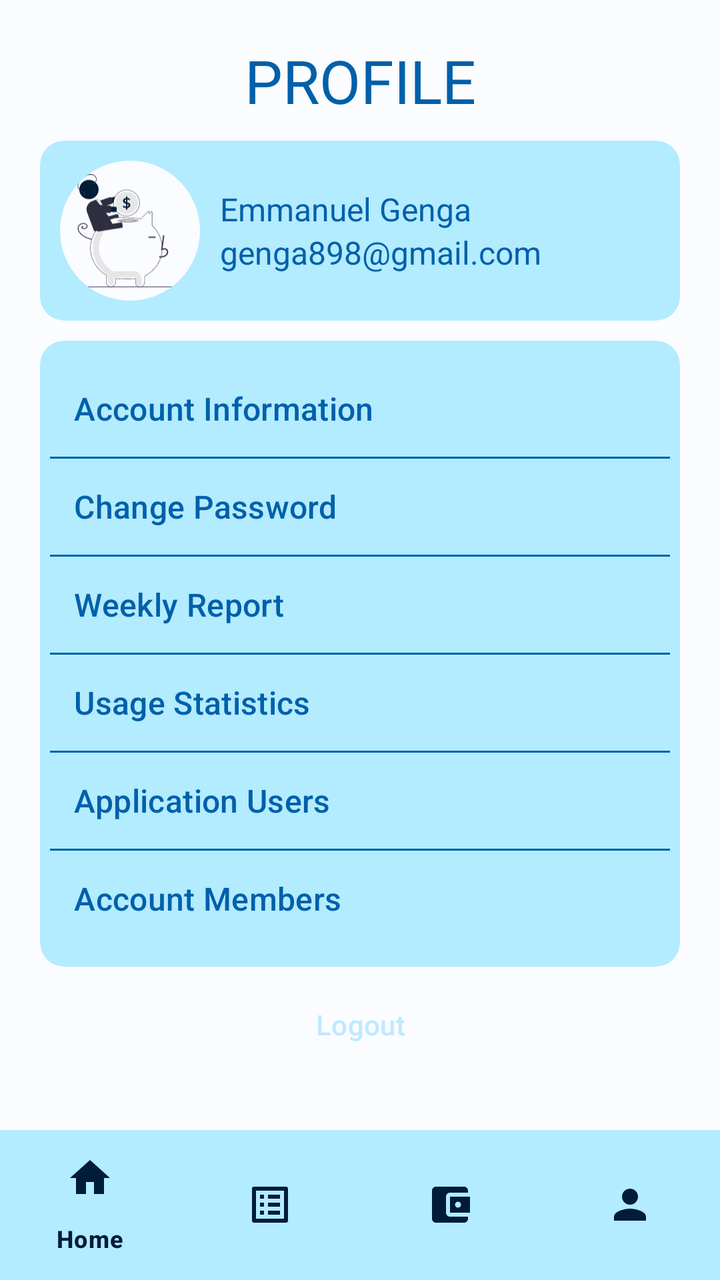
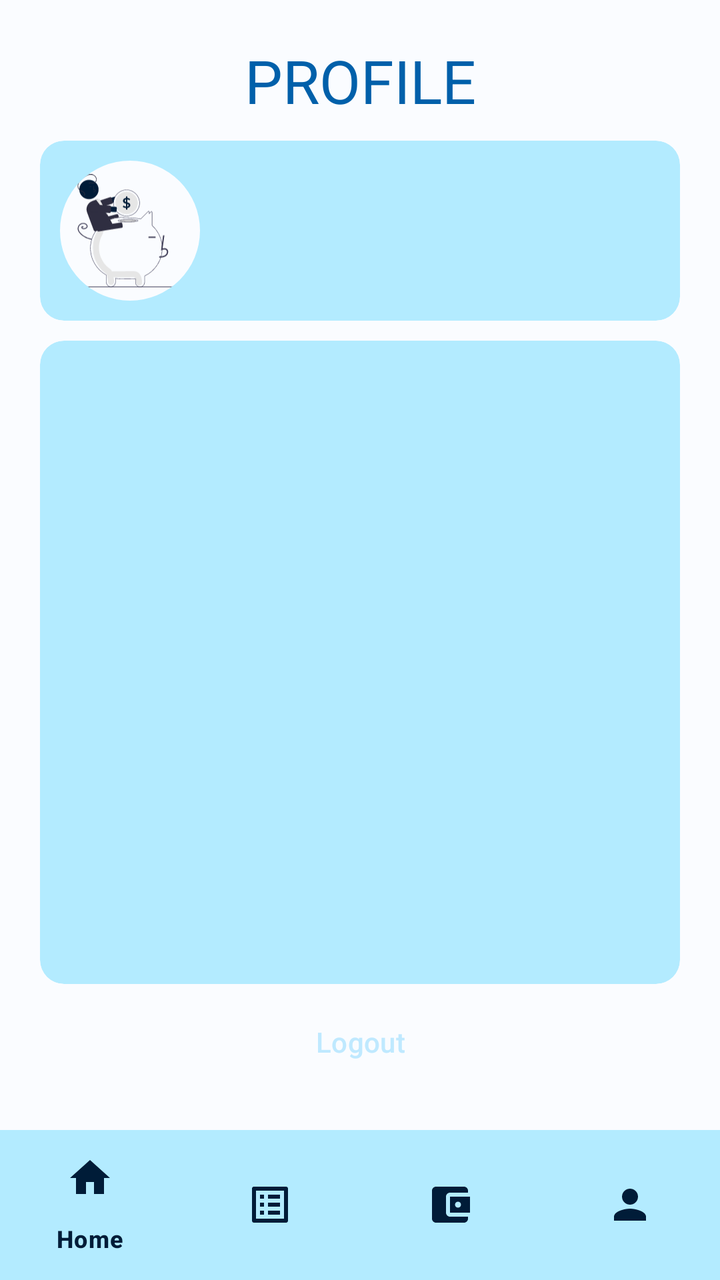

Before-and-after screenshots of an Android layout around one commit, followed by the original layout XML and the change that was made.
<!-- AndroidManifest.xml: application theme AppTheme -->
<!-- res/layout/activity_profile.xml -->
<?xml version="1.0" encoding="utf-8"?>
<LinearLayout xmlns:android="http://schemas.android.com/apk/res/android"
    xmlns:app="http://schemas.android.com/apk/res-auto"
    xmlns:tools="http://schemas.android.com/tools"
    android:layout_width="match_parent"
    android:layout_height="match_parent"
    android:background="@color/md_theme_light_background"
    android:orientation="vertical"
    tools:context=".ProfileActivity">

    <ScrollView
        android:layout_width="match_parent"
        android:layout_height="0dp"
        android:layout_weight="1"
        android:scrollbars="none">

        <LinearLayout
            android:layout_width="match_parent"
            android:layout_height="0dp"
            android:isScrollContainer="true"
            android:orientation="vertical"
            android:padding="20dp">

            <TextView
                android:layout_width="match_parent"
                android:layout_height="wrap_content"
                android:layout_marginBottom="5dp"
                android:text="Profile"
                android:textAlignment="center"
                android:textAllCaps="true"
                android:textColor="@color/md_theme_light_primary"
                android:textSize="30sp" />

            <com.google.android.material.card.MaterialCardView
                style="@style/Widget.Material3.CardView.Filled"
                android:layout_width="match_parent"
                android:layout_height="wrap_content"
                android:layout_marginVertical="5dp"
                android:backgroundTint="@color/md_theme_light_secondaryContainer">

                <RelativeLayout
                    android:layout_width="match_parent"
                    android:layout_height="wrap_content"
                    android:padding="10dp">

                    <com.google.android.material.imageview.ShapeableImageView
                        android:id="@+id/profile_image"
                        android:layout_width="70dp"
                        android:layout_height="70dp"
                        android:layout_marginEnd="10dp"
                        android:background="@color/md_theme_light_background"
                        android:contentDescription="@string/profile_image"
                        android:src="@drawable/savings"
                        app:shapeAppearanceOverlay="@style/CircularImage" />

                    <LinearLayout
                        android:layout_width="wrap_content"
                        android:layout_height="wrap_content"
                        android:layout_centerInParent="true"
                        android:layout_toEndOf="@+id/profile_image"
                        android:orientation="vertical">

                        <TextView
                            android:id="@+id/full_name"
                            android:layout_width="wrap_content"
                            android:layout_height="wrap_content"
                            android:text="Emmanuel Genga"
                            android:textAlignment="center"
                            android:textColor="@color/md_theme_light_primary"
                            android:textSize="16sp" />

                        <TextView
                            android:id="@+id/email_address"
                            android:layout_width="wrap_content"
                            android:layout_height="wrap_content"
                            android:text="genga898@gmail.com"
                            android:textAlignment="center"
                            android:textColor="@color/md_theme_light_primary"
                            android:textSize="16sp" />
                    </LinearLayout>
                </RelativeLayout>
            </com.google.android.material.card.MaterialCardView>
            <com.google.android.material.card.MaterialCardView
                style="@style/Widget.Material3.CardView.Filled"
                android:layout_width="match_parent"
                android:layout_height="wrap_content"
                android:layout_marginVertical="5dp"
                android:backgroundTint="@color/md_theme_light_secondaryContainer">
                <LinearLayout
                    android:layout_width="match_parent"
                    android:layout_height="match_parent"
                    android:paddingHorizontal="5dp"
                    android:paddingVertical="10dp"
                    android:orientation="vertical">
                    <Button
                        style="@style/Widget.Material3.Button.TextButton"
                        android:id="@+id/account_info"
                        android:layout_width="match_parent"
                        android:layout_height="wrap_content"
                        android:text="Account Information"
                        android:textAlignment="textStart"
                        android:textColor="@color/md_theme_light_primary"
                        android:textSize="16sp"/>
                    <com.google.android.material.divider.MaterialDivider
                        android:layout_width="match_parent"
                        android:layout_height="1dp"
                        app:dividerColor="@color/md_theme_light_primary"/>
                    <Button
                        style="@style/Widget.Material3.Button.TextButton"
                        android:id="@+id/password_change"
                        android:layout_width="match_parent"
                        android:layout_height="wrap_content"
                        android:text="Change Password"
                        android:textAlignment="textStart"
                        android:textColor="@color/md_theme_light_primary"
                        android:textSize="16sp"/>
                    <com.google.android.material.divider.MaterialDivider
                        android:layout_width="match_parent"
                        android:layout_height="1dp"
                        app:dividerColor="@color/md_theme_light_primary"/>
                    <Button
                        style="@style/Widget.Material3.Button.TextButton"
                        android:id="@+id/weekly_report"
                        android:layout_width="match_parent"
                        android:layout_height="wrap_content"
                        android:text="Weekly Report"
                        android:textAlignment="textStart"
                        android:textColor="@color/md_theme_light_primary"
                        android:textSize="16sp"/>
                    <com.google.android.material.divider.MaterialDivider
                        android:layout_width="match_parent"
                        android:layout_height="1dp"
                        app:dividerColor="@color/md_theme_light_primary"/>
                    <Button
                        style="@style/Widget.Material3.Button.TextButton"
                        android:id="@+id/statistics"
                        android:layout_width="match_parent"
                        android:layout_height="wrap_content"
                        android:text="Usage Statistics"
                        android:textAlignment="textStart"
                        android:textColor="@color/md_theme_light_primary"
                        android:textSize="16sp"/>
                    <com.google.android.material.divider.MaterialDivider
                        android:layout_width="match_parent"
                        android:layout_height="1dp"
                        app:dividerColor="@color/md_theme_light_primary"/>
                    <Button
                        style="@style/Widget.Material3.Button.TextButton"
                        android:id="@+id/app_users"
                        android:layout_width="match_parent"
                        android:layout_height="wrap_content"
                        android:text="Application Users"
                        android:textAlignment="textStart"
                        android:textColor="@color/md_theme_light_primary"
                        android:textSize="16sp"/>
                    <com.google.android.material.divider.MaterialDivider
                        android:layout_width="match_parent"
                        android:layout_height="1dp"
                        app:dividerColor="@color/md_theme_light_primary"/>
                    <Button
                        style="@style/Widget.Material3.Button.TextButton"
                        android:id="@+id/account_members"
                        android:layout_width="match_parent"
                        android:layout_height="wrap_content"
                        android:text="Account Members"
                        android:textAlignment="textStart"
                        android:textColor="@color/md_theme_light_primary"
                        android:textSize="16sp"/>
                </LinearLayout>
            </com.google.android.material.card.MaterialCardView>
            <Button
                android:id="@+id/logout_button"
                style="@style/Widget.Material3.Button"
                android:layout_width="match_parent"
                android:layout_height="wrap_content"
                android:layout_gravity="bottom"
                android:text="Logout"
                android:backgroundTint="@color/md_theme_light_primary"
                android:textAllCaps="false"
                android:textColor="@color/md_theme_dark_onBackground" />
        </LinearLayout>
    </ScrollView>

    <com.google.android.material.bottomnavigation.BottomNavigationView
        android:id="@+id/bottom_navigation"
        android:layout_width="match_parent"
        android:layout_height="75dp"
        android:layout_gravity="bottom"
        android:background="@color/md_theme_light_secondaryContainer"
        android:elevation="0dp"
        app:itemIconTint="@color/md_theme_light_onPrimaryContainer"
        app:itemTextColor="@color/md_theme_light_onPrimaryContainer"
        app:menu="@menu/bottom_nav_menu" />
</LinearLayout>
<!-- resources referenced by this layout -->
<resources>
  <color name="md_theme_dark_onBackground">#BFE9FF</color>
  <color name="md_theme_light_background">#FAFCFF</color>
  <color name="md_theme_light_onPrimaryContainer">#001C38</color>
  <color name="md_theme_light_primary">#0060AA</color>
  <color name="md_theme_light_secondaryContainer">#B3EBFF</color>
  <string name="profile_image">Profile image</string>
  <style name="CircularImage">
          <item name="cornerSize">50%</item>
      </style>
  <color name="md_theme_light_onPrimary">#FFFFFF</color>
  <color name="md_theme_light_primaryContainer">#D3E4FF</color>
  <color name="md_theme_light_secondary">#00677D</color>
  <color name="md_theme_light_onSecondary">#FFFFFF</color>
  <color name="md_theme_light_onSecondaryContainer">#001F27</color>
  <color name="md_theme_light_tertiary">#00639A</color>
  <color name="md_theme_light_onTertiary">#FFFFFF</color>
  <color name="md_theme_light_tertiaryContainer">#CEE5FF</color>
  <color name="md_theme_light_onTertiaryContainer">#001D32</color>
  <color name="md_theme_light_error">#BA1A1A</color>
  <color name="md_theme_light_errorContainer">#FFDAD6</color>
  <color name="md_theme_light_onError">#FFFFFF</color>
  <color name="md_theme_light_onErrorContainer">#410002</color>
  <color name="md_theme_light_onBackground">#001F2A</color>
  <color name="md_theme_light_surface">#FAFCFF</color>
  <color name="md_theme_light_onSurface">#001F2A</color>
  <color name="md_theme_light_surfaceVariant">#DFE2EB</color>
  <color name="md_theme_light_onSurfaceVariant">#43474E</color>
  <color name="md_theme_light_outline">#73777F</color>
  <color name="md_theme_light_inverseOnSurface">#E1F4FF</color>
  <color name="md_theme_light_inverseSurface">#003547</color>
  <color name="md_theme_light_inversePrimary">#A2C9FF</color>
  <!-- unchanged entries left out for length: 2 -->
</resources>

<!-- the commit's change to res/layout/activity_profile.xml (unified diff, before → after) -->
@@ -8,178 +8,108 @@
     android:orientation="vertical"
     tools:context=".ProfileActivity">
 
-    <ScrollView
+
+    <LinearLayout
         android:layout_width="match_parent"
         android:layout_height="0dp"
         android:layout_weight="1"
-        android:scrollbars="none">
+        android:isScrollContainer="true"
+        android:orientation="vertical"
+        android:padding="20dp">
 
-        <LinearLayout
+        <TextView
+            android:layout_width="match_parent"
+            android:layout_height="wrap_content"
+            android:layout_marginBottom="5dp"
+            android:text="Profile"
+            android:textAlignment="center"
+            android:textAllCaps="true"
+            android:textColor="@color/md_theme_light_primary"
+            android:textSize="30sp" />
+
+        <com.google.android.material.card.MaterialCardView
+            style="@style/Widget.Material3.CardView.Filled"
+            android:layout_width="match_parent"
+            android:layout_height="wrap_content"
+            android:layout_marginVertical="5dp"
+            android:backgroundTint="@color/md_theme_light_secondaryContainer">
+
+            <RelativeLayout
+                android:layout_width="match_parent"
+                android:layout_height="wrap_content"
+                android:padding="10dp">
+
+                <com.google.android.material.imageview.ShapeableImageView
+                    android:id="@+id/profile_image"
+                    android:layout_width="70dp"
+                    android:layout_height="70dp"
+                    android:layout_marginEnd="10dp"
+                    android:background="@color/md_theme_light_background"
+                    android:contentDescription="@string/profile_image"
+                    android:src="@drawable/savings"
+                    app:shapeAppearanceOverlay="@style/CircularImage" />
+
+                <LinearLayout
+                    android:layout_width="wrap_content"
+                    android:layout_height="wrap_content"
+                    android:layout_centerInParent="true"
+                    android:layout_toEndOf="@+id/profile_image"
+                    android:orientation="vertical">
+
+                    <TextView
+                        android:id="@+id/full_name"
+                        android:layout_width="wrap_content"
+                        android:layout_height="wrap_content"
+                        android:textAlignment="center"
+                        android:textColor="@color/md_theme_light_primary"
+                        android:textSize="16sp" />
+
+                    <TextView
+                        android:id="@+id/email_address"
+                        android:layout_width="wrap_content"
+                        android:layout_height="wrap_content"
+                        android:textAlignment="center"
+                        android:textColor="@color/md_theme_light_primary"
+                        android:textSize="16sp" />
+                </LinearLayout>
+            </RelativeLayout>
+        </com.google.android.material.card.MaterialCardView>
+
+        <com.google.android.material.card.MaterialCardView
+            style="@style/Widget.Material3.CardView.Filled"
             android:layout_width="match_parent"
             android:layout_height="0dp"
-            android:isScrollContainer="true"
-            android:orientation="vertical"
-            android:padding="20dp">
+            android:layout_marginVertical="5dp"
+            android:layout_weight="1"
+            android:backgroundTint="@color/md_theme_light_secondaryContainer">
 
-            <TextView
+            <LinearLayout
                 android:layout_width="match_parent"
-                android:layout_height="wrap_content"
-                android:layout_marginBottom="5dp"
-                android:text="Profile"
-                android:textAlignment="center"
-                android:textAllCaps="true"
-                android:textColor="@color/md_theme_light_primary"
-                android:textSize="30sp" />
+                android:layout_height="match_parent"
+                android:isScrollContainer="true"
+                android:orientation="vertical"
+                android:paddingHorizontal="10dp">
 
-            <com.google.android.material.card.MaterialCardView
-                style="@style/Widget.Material3.CardView.Filled"
-                android:layout_width="match_parent"
-                android:layout_height="wrap_content"
-                android:layout_marginVertical="5dp"
-                android:backgroundTint="@color/md_theme_light_secondaryContainer">
-
-                <RelativeLayout
+                <ListView
                     android:layout_width="match_parent"
                     android:layout_height="wrap_content"
-                    android:padding="10dp">
+                    android:id="@+id/list_view"
+                    tools:listitem="@layout/list_view"/>
 
-                    <com.google.android.material.imageview.ShapeableImageView
-                        android:id="@+id/profile_image"
-                        android:layout_width="70dp"
-                        android:layout_height="70dp"
-                        android:layout_marginEnd="10dp"
-                        android:background="@color/md_theme_light_background"
-                        android:contentDescription="@string/profile_image"
-                        android:src="@drawable/savings"
-                        app:shapeAppearanceOverlay="@style/CircularImage" />
+            </LinearLayout>
+        </com.google.android.material.card.MaterialCardView>
 
-                    <LinearLayout
-                        android:layout_width="wrap_content"
-                        android:layout_height="wrap_content"
-                        android:layout_centerInParent="true"
-                        android:layout_toEndOf="@+id/profile_image"
-                        android:orientation="vertical">
-
-                        <TextView
-                            android:id="@+id/full_name"
-                            android:layout_width="wrap_content"
-                            android:layout_height="wrap_content"
-                            android:text="Emmanuel Genga"
-                            android:textAlignment="center"
-                            android:textColor="@color/md_theme_light_primary"
-                            android:textSize="16sp" />
-
-                        <TextView
-                            android:id="@+id/email_address"
-                            android:layout_width="wrap_content"
-                            android:layout_height="wrap_content"
-                            android:text="genga898@gmail.com"
-                            android:textAlignment="center"
-                            android:textColor="@color/md_theme_light_primary"
-                            android:textSize="16sp" />
-                    </LinearLayout>
-                </RelativeLayout>
-            </com.google.android.material.card.MaterialCardView>
-            <com.google.android.material.card.MaterialCardView
-                style="@style/Widget.Material3.CardView.Filled"
-                android:layout_width="match_parent"
-                android:layout_height="wrap_content"
-                android:layout_marginVertical="5dp"
-                android:backgroundTint="@color/md_theme_light_secondaryContainer">
-                <LinearLayout
-                    android:layout_width="match_parent"
-                    android:layout_height="match_parent"
-                    android:paddingHorizontal="5dp"
-                    android:paddingVertical="10dp"
-                    android:orientation="vertical">
-                    <Button
-                        style="@style/Widget.Material3.Button.TextButton"
-                        android:id="@+id/account_info"
-                        android:layout_width="match_parent"
-                        android:layout_height="wrap_content"
-                        android:text="Account Information"
-                        android:textAlignment="textStart"
-                        android:textColor="@color/md_theme_light_primary"
-                        android:textSize="16sp"/>
-                    <com.google.android.material.divider.MaterialDivider
-                        android:layout_width="match_parent"
-                        android:layout_height="1dp"
-                        app:dividerColor="@color/md_theme_light_primary"/>
-                    <Button
-                        style="@style/Widget.Material3.Button.TextButton"
-                        android:id="@+id/password_change"
-                        android:layout_width="match_parent"
-                        android:layout_height="wrap_content"
-                        android:text="Change Password"
-                        android:textAlignment="textStart"
-                        android:textColor="@color/md_theme_light_primary"
-                        android:textSize="16sp"/>
-                    <com.google.android.material.divider.MaterialDivider
-                        android:layout_width="match_parent"
-                        android:layout_height="1dp"
-                        app:dividerColor="@color/md_theme_light_primary"/>
-                    <Button
-                        style="@style/Widget.Material3.Button.TextButton"
-                        android:id="@+id/weekly_report"
-                        android:layout_width="match_parent"
-                        android:layout_height="wrap_content"
-                        android:text="Weekly Report"
-                        android:textAlignment="textStart"
-                        android:textColor="@color/md_theme_light_primary"
-                        android:textSize="16sp"/>
-                    <com.google.android.material.divider.MaterialDivider
-                        android:layout_width="match_parent"
-                        android:layout_height="1dp"
-                        app:dividerColor="@color/md_theme_light_primary"/>
-                    <Button
-                        style="@style/Widget.Material3.Button.TextButton"
-                        android:id="@+id/statistics"
-                        android:layout_width="match_parent"
-                        android:layout_height="wrap_content"
-                        android:text="Usage Statistics"
-                        android:textAlignment="textStart"
-                        android:textColor="@color/md_theme_light_primary"
-                        android:textSize="16sp"/>
-                    <com.google.android.material.divider.MaterialDivider
-                        android:layout_width="match_parent"
-                        android:layout_height="1dp"
-                        app:dividerColor="@color/md_theme_light_primary"/>
-                    <Button
-                        style="@style/Widget.Material3.Button.TextButton"
-                        android:id="@+id/app_users"
-                        android:layout_width="match_parent"
-                        android:layout_height="wrap_content"
-                        android:text="Application Users"
-                        android:textAlignment="textStart"
-                        android:textColor="@color/md_theme_light_primary"
-                        android:textSize="16sp"/>
-                    <com.google.android.material.divider.MaterialDivider
-                        android:layout_width="match_parent"
-                        android:layout_height="1dp"
-                        app:dividerColor="@color/md_theme_light_primary"/>
-                    <Button
-                        style="@style/Widget.Material3.Button.TextButton"
-                        android:id="@+id/account_members"
-                        android:layout_width="match_parent"
-                        android:layout_height="wrap_content"
-                        android:text="Account Members"
-                        android:textAlignment="textStart"
-                        android:textColor="@color/md_theme_light_primary"
-                        android:textSize="16sp"/>
-                </LinearLayout>
-            </com.google.android.material.card.MaterialCardView>
-            <Button
-                android:id="@+id/logout_button"
-                style="@style/Widget.Material3.Button"
-                android:layout_width="match_parent"
-                android:layout_height="wrap_content"
-                android:layout_gravity="bottom"
-                android:text="Logout"
-                android:backgroundTint="@color/md_theme_light_primary"
-                android:textAllCaps="false"
-                android:textColor="@color/md_theme_dark_onBackground" />
-        </LinearLayout>
-    </ScrollView>
+        <Button
+            android:id="@+id/logout_button"
+            style="@style/Widget.Material3.Button"
+            android:layout_width="match_parent"
+            android:layout_height="wrap_content"
+            android:layout_gravity="bottom"
+            android:backgroundTint="@color/md_theme_light_primary"
+            android:text="Logout"
+            android:textAllCaps="false"
+            android:textColor="@color/md_theme_dark_onBackground" />
+    </LinearLayout>
 
     <com.google.android.material.bottomnavigation.BottomNavigationView
         android:id="@+id/bottom_navigation"
@@ -192,3 +122,20 @@
         app:itemTextColor="@color/md_theme_light_onPrimaryContainer"
         app:menu="@menu/bottom_nav_menu" />
 </LinearLayout>
+<!-- res/layout/list_view.xml (included above) -->
+<?xml version="1.0" encoding="utf-8"?>
+<LinearLayout xmlns:android="http://schemas.android.com/apk/res/android"
+    android:orientation="vertical"
+    android:layout_width="match_parent"
+    android:layout_height="match_parent">
+
+    <TextView
+        android:id="@+id/textview"
+        android:textSize="15sp"
+        android:paddingVertical="15dp"
+        android:textColor="@color/md_theme_light_primary"
+        android:layout_width="match_parent"
+        android:layout_height="wrap_content"
+        />
+
+</LinearLayout>
